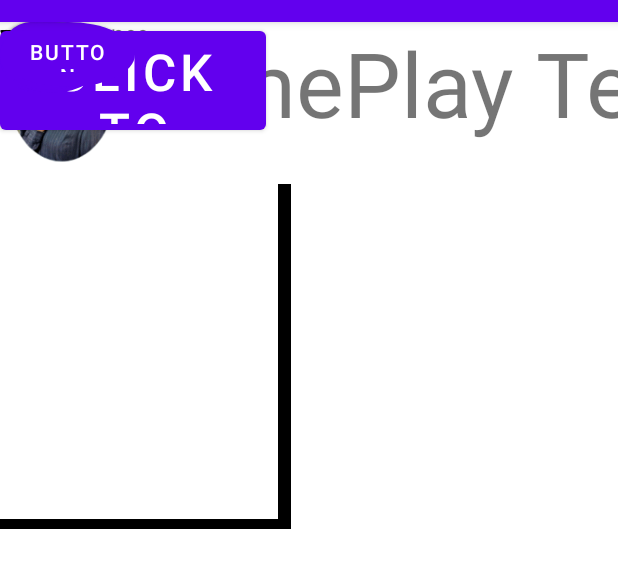
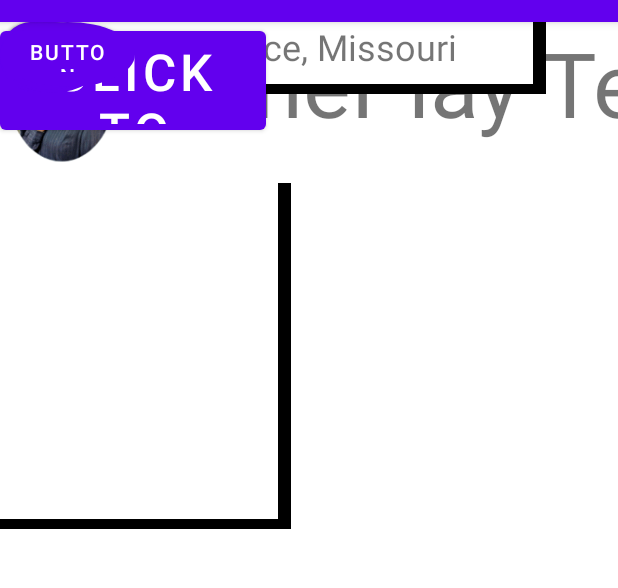
Before and after one commit to billymast/OregonTrail, an Android app: the screen it shows after launch (MainActivity), on a phone screen of 412 x 824 dp, the part 62-650 px from its top. Run offline under Robolectric (Android 15) with nearby library versions, the phone set to English and light mode, and no system bars.

Commit message:
Updated GUI

```diff
--- a/app/src/main/res/layout/activity_main.xml
+++ b/app/src/main/res/layout/activity_main.xml
@@ -41,14 +41,14 @@
 
     <TextView
         android:id="@+id/gamePlayText"
-        android:layout_width="543dp"
-        android:layout_height="108dp"
+        android:layout_width="552dp"
+        android:layout_height="107dp"
         android:background="#FFFFFF"
         android:text="GamePlay Text"
         android:textAlignment="center"
         android:textSize="60sp"
-        tools:layout_editor_absoluteX="2dp"
-        tools:layout_editor_absoluteY="233dp" />
+        tools:layout_editor_absoluteX="-6dp"
+        tools:layout_editor_absoluteY="224dp" />
 
     <Button
         android:id="@+id/nextDay"
@@ -268,4 +268,23 @@
         tools:layout_editor_absoluteX="560dp"
         tools:layout_editor_absoluteY="241dp" />
 
+    <ImageView
+        android:id="@+id/dateBackground"
+        android:layout_width="364dp"
+        android:layout_height="48dp"
+        app:srcCompat="@android:drawable/screen_background_dark"
+        tools:layout_editor_absoluteX="182dp"
+        tools:layout_editor_absoluteY="174dp" />
+
+    <TextView
+        android:id="@+id/locationText"
+        android:layout_width="355dp"
+        android:layout_height="41dp"
+        android:background="#FFFFFF"
+        android:text="Independence, Missouri"
+        android:textAlignment="center"
+        android:textSize="24sp"
+        tools:layout_editor_absoluteX="186dp"
+        tools:layout_editor_absoluteY="177dp" />
+
 </androidx.constraintlayout.widget.ConstraintLayout>
```
